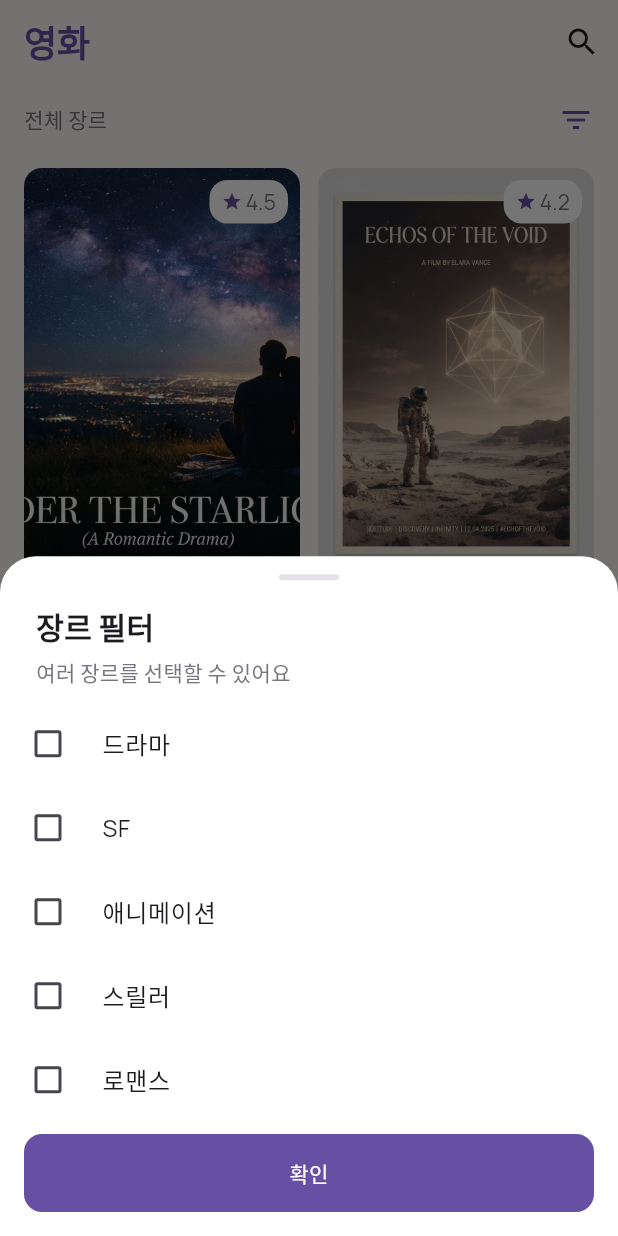
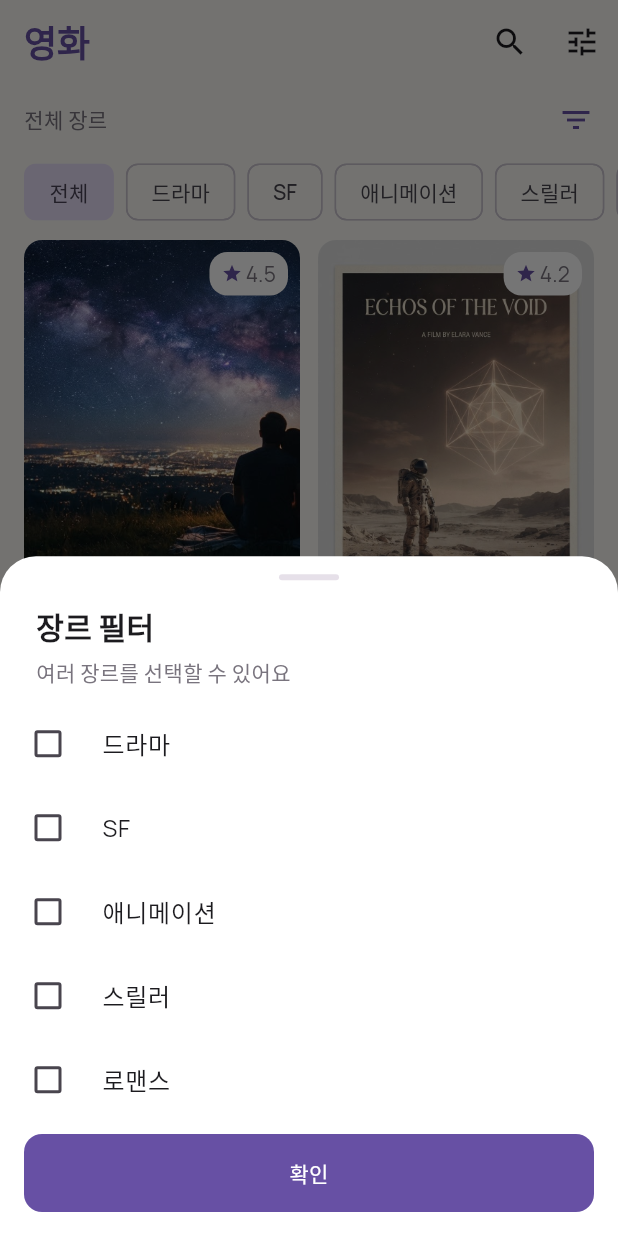
Before and after one commit to UMC-CUK-11th/PE_App, a Flutter app: the MovieListScreen screen opened by its route, after a tap on the "filter list" icon, on a phone screen of 412 x 824 dp. Run offline on Flutter 3.47's test engine with Material 3 defaults, Android fonts, the phone set to English and light mode, and no system bars; our stand-ins replace flutter_rating_bar, flutter_svg, go_router, shared_preferences; accounts and stored records are empty.

Commit message:
feat: 영화 목록 비동기 상태와 장르 Chip·새로고침 구현
Co-Authored-By: Claude Opus 5.5 <noreply@anthropic.com>
Claude-Session: https://claude.ai/code/session_01AZ5MEsk5KMJfvZwnRJEjyS

```diff
--- a/FE/lib/router/app_router.dart
+++ b/FE/lib/router/app_router.dart
@@ -2,6 +2,8 @@ import 'package:flutter/material.dart';
 import 'package:go_router/go_router.dart';
 
 import '../data/genre_filter.dart';
+import '../data/genre_preference.dart';
+import '../data/movie_service.dart';
 import '../screens/home/home_screen.dart';
 import '../screens/main/main_screen.dart';
 import '../screens/movies/movie_detail_screen.dart';
@@ -15,8 +17,13 @@ class AppRouter {
 
   static final router = createRouter();
 
-  static GoRouter createRouter({String initialLocation = '/start'}) {
+  static GoRouter createRouter({
+    String initialLocation = '/start',
+    FakeMovieService movieService = const FakeMovieService(),
+    GenrePreference? genrePreference,
+  }) {
     final rootNavigatorKey = GlobalKey<NavigatorState>();
+    final preference = genrePreference ?? SharedPrefsGenrePreference();
 
     return GoRouter(
       navigatorKey: rootNavigatorKey,
@@ -51,6 +58,8 @@ class AppRouter {
                     selectedGenres: parseGenres(
                       state.uri.queryParameters[genresQueryKey],
                     ),
+                    movieService: movieService,
+                    genrePreference: preference,
                   ),
                   routes: [
                     GoRoute(
--- /dev/null
+++ b/FE/lib/screens/movies/genre_chip_bar.dart
@@ -0,0 +1,54 @@
+import 'package:flutter/material.dart';
+
+import '../../data/movie.dart';
+
+class GenreChipBar extends StatelessWidget {
+  const GenreChipBar({
+    super.key,
+    required this.selectedGenres,
+    required this.onChanged,
+  });
+
+  final Set<String> selectedGenres;
+  final ValueChanged<Set<String>> onChanged;
+
+  void _toggle(String genre, bool selected) {
+    final next = {...selectedGenres};
+    if (selected) {
+      next.add(genre);
+    } else {
+      next.remove(genre);
+    }
+    onChanged(next);
+  }
+
+  @override
+  Widget build(BuildContext context) {
+    return SizedBox(
+      height: 48,
+      child: ListView.separated(
+        scrollDirection: Axis.horizontal,
+        padding: const EdgeInsets.symmetric(horizontal: 16),
+        itemCount: allGenres.length + 1,
+        separatorBuilder: (context, index) => const SizedBox(width: 8),
+        itemBuilder: (context, index) {
+          if (index == 0) {
+            return FilterChip(
+              label: const Text('전체'),
+              selected: selectedGenres.isEmpty,
+              showCheckmark: false,
+              onSelected: (_) => onChanged(<String>{}),
+            );
+          }
+
+          final genre = allGenres[index - 1];
+          return FilterChip(
+            label: Text(genre),
+            selected: selectedGenres.contains(genre),
+            onSelected: (selected) => _toggle(genre, selected),
+          );
+        },
+      ),
+    );
+  }
+}
--- a/FE/lib/screens/movies/movie_list_screen.dart
+++ b/FE/lib/screens/movies/movie_list_screen.dart
@@ -2,18 +2,121 @@ import 'package:flutter/material.dart';
 import 'package:go_router/go_router.dart';
 
 import '../../data/genre_filter.dart';
+import '../../data/genre_preference.dart';
+import '../../data/movie.dart';
+import '../../data/movie_service.dart';
 import '../../theme/app_colors.dart';
 import '../../theme/app_text_styles.dart';
 import '../../widgets/common_app_bar.dart';
 import '../../widgets/movie_cards.dart';
+import 'genre_chip_bar.dart';
 import 'genre_filter_sheet.dart';
+import 'movie_list_states.dart';
 
-class MovieListScreen extends StatelessWidget {
-  const MovieListScreen({super.key, required this.selectedGenres});
+class MovieListScreen extends StatefulWidget {
+  const MovieListScreen({
+    super.key,
+    required this.selectedGenres,
+    required this.movieService,
+    required this.genrePreference,
+  });
 
   final Set<String> selectedGenres;
+  final FakeMovieService movieService;
+  final GenrePreference genrePreference;
 
-  Future<void> _openFilter(BuildContext context) async {
+  @override
+  State<MovieListScreen> createState() => _MovieListScreenState();
+}
+
+class _MovieListScreenState extends State<MovieListScreen> {
+  late Future<List<Movie>> _moviesFuture;
+
+  MovieLoadMode _mode = MovieLoadMode.success;
+  bool _genresRestored = false;
+  bool _refreshing = false;
+
+  @override
+  void initState() {
+    super.initState();
+    // build가 아니라 initState에서 한 번만 Future를 만듭니다.
+    _moviesFuture = _startLoad();
+  }
+
+  // FutureBuilder가 구독하기 전에 오류로 끝나도 처리되지 않은 예외로 번지지 않게 합니다.
+  // ignore()는 빈 리스너만 붙이므로 FutureBuilder는 그대로 오류를 전달받습니다.
+  Future<List<Movie>> _startLoad() => _loadMovies()..ignore();
+
+  Future<List<Movie>> _loadMovies() async {
+    // 실패 모드는 한 번만 실패시키고 다음 시도는 성공하게 해 재시도 흐름을 확인합니다.
+    final mode = _mode;
+    if (mode == MovieLoadMode.failure) _mode = MovieLoadMode.success;
+
+    try {
+      if (_genresRestored) {
+        return await widget.movieService.fetchMovies(mode: mode);
+      }
+
+      // 영화 목록과 저장된 장르는 서로 의존하지 않으므로 함께 시작합니다.
+      final results = await Future.wait<Object>([
+        widget.movieService.fetchMovies(mode: mode),
+        widget.genrePreference.read(),
+      ]);
+      _genresRestored = true;
+
+      final loaded = results[0] as List<Movie>;
+      final savedGenres = results[1] as Set<String>;
+
+      // await 사이에 화면이 사라졌다면 context를 사용하지 않습니다.
+      if (!mounted) return loaded;
+      if (widget.selectedGenres.isEmpty && savedGenres.isNotEmpty) {
+        context.go(moviesLocation(savedGenres));
+      }
+      return loaded;
+    } on MovieLoadException catch (error, stackTrace) {
+      debugPrint('영화 로드 실패: $error');
+      debugPrintStack(stackTrace: stackTrace);
+      rethrow;
+    } finally {
+      debugPrint('영화 로드 시도 종료 (mode: ${mode.name})');
+    }
+  }
+
+  // 재시도·상태 변경처럼 작업을 다시 시작할 때만 새 Future를 만듭니다.
+  void _reload() {
+    setState(() {
+      _moviesFuture = _startLoad();
+    });
+  }
+
+  void _changeMode(MovieLoadMode mode) {
+    _mode = mode;
+    _reload();
+  }
+
+  Future<void> _refresh() async {
+    final future = _startLoad();
+    setState(() {
+      _refreshing = true;
+      _moviesFuture = future;
+    });
+
+    try {
+      await future;
+    } catch (_) {
+      // 오류 화면은 FutureBuilder가 그립니다.
+    }
+
+    if (!mounted) return;
+    setState(() => _refreshing = false);
+  }
+
+  Future<void> _applyGenres(Set<String> genres) async {
+    context.go(moviesLocation(genres));
+    await widget.genrePreference.save(genres);
+  }
+
+  Future<void> _openFilter() async {
     final result = await showModalBottomSheet<Set<String>>(
       context: context,
       useRootNavigator: true,
@@ -31,7 +134,7 @@ class MovieListScreen extends StatelessWidget {
           maxChildSize: 0.9,
           builder: (context, scrollController) {
             return GenreFilterSheet(
-              initialSelection: selectedGenres,
+              initialSelection: widget.selectedGenres,
               scrollController: scrollController,
             );
           },
@@ -39,16 +142,65 @@ class MovieListScreen extends StatelessWidget {
       },
     );
 
-    if (result == null || !context.mounted) return;
-    context.go(moviesLocation(result));
+    if (result == null || !mounted) return;
+    await _applyGenres(result);
+  }
+
+  Widget _buildBody(AsyncSnapshot<List<Movie>> snapshot) {
+    final waiting = snapshot.connectionState == ConnectionState.waiting;
+    // 당겨서 새로고침 중에는 이전 목록을 유지하고 그 외 대기 상태는 Loading을 보여 줍니다.
+    if (waiting && !(_refreshing && snapshot.hasData)) {
+      return const MovieListLoading();
+    }
+
+    if (snapshot.hasError && !waiting) {
+      return MovieListError(onRetry: _reload);
+    }
+
+    final loaded = snapshot.data ?? const <Movie>[];
+    if (loaded.isEmpty) {
+      return const MovieListEmpty(message: '불러올 영화가 없어요');
+    }
+
+    final genres = widget.selectedGenres;
+    final filtered = genres.isEmpty
+        ? loaded
+        : loaded.where((movie) => genres.contains(movie.genre)).toList();
+
+    if (filtered.isEmpty) {
+      return MovieListEmpty(
+        message: '선택한 장르의 영화가 없어요',
+        actionLabel: '전체 장르 보기',
+        onAction: () => _applyGenres(<String>{}),
+      );
+    }
+
+    return GridView.builder(
+      physics: const AlwaysScrollableScrollPhysics(),
+      padding: const EdgeInsets.fromLTRB(16, 8, 16, 24),
+      itemCount: filtered.length,
+      gridDelegate: const SliverGridDelegateWithFixedCrossAxisCount(
+        crossAxisCount: 2,
+        crossAxisSpacing: 12,
+        mainAxisSpacing: 16,
+        childAspectRatio: 0.55,
+      ),
+      itemBuilder: (context, index) {
+        final movie = filtered[index];
+        return MovieGridCard(
+          movie: movie,
+          onTap: () => context.push('/movies/${movie.id}'),
+        );
+      },
+    );
   }
 
   @override
   Widget build(BuildContext context) {
-    final filtered = filterMoviesByGenres(selectedGenres);
+    final selectedGenres = widget.selectedGenres;
     final summary = selectedGenres.isEmpty
         ? '전체 장르'
-        : '장르: ${selectedGenres.join(', ')}';
+        : '장르: ${allGenres.where(selectedGenres.contains).join(', ')}';
 
     return Scaffold(
       appBar: CommonAppBar(
@@ -58,6 +210,17 @@ class MovieListScreen extends StatelessWidget {
             tooltip: '검색',
             onPressed: () {},
             icon: const Icon(Icons.search),
+          ),
+          PopupMenuButton<MovieLoadMode>(
+            tooltip: '불러오기 상태',
+            icon: const Icon(Icons.tune),
+            initialValue: _mode,
+            onSelected: _changeMode,
+            itemBuilder: (context) => const [
+              PopupMenuItem(value: MovieLoadMode.success, child: Text('성공')),
+              PopupMenuItem(value: MovieLoadMode.empty, child: Text('빈 목록')),
+              PopupMenuItem(value: MovieLoadMode.failure, child: Text('실패')),
+            ],
           ),
         ],
       ),
@@ -72,38 +235,25 @@ class MovieListScreen extends StatelessWidget {
                 ),
                 IconButton(
                   tooltip: '장르 필터',
-                  onPressed: () => _openFilter(context),
+                  onPressed: _openFilter,
                   icon: const Icon(Icons.filter_list, color: AppColors.violet),
                 ),
               ],
             ),
           ),
+          GenreChipBar(
+            selectedGenres: selectedGenres,
+            onChanged: _applyGenres,
+          ),
           Expanded(
-            child: filtered.isEmpty
-                ? const Center(
-                    child: Text(
-                      '선택한 장르의 영화가 없어요',
-                      style: AppTextStyles.bodyMedium,
-                    ),
-                  )
-                : GridView.builder(
-                    padding: const EdgeInsets.fromLTRB(16, 8, 16, 24),
-                    itemCount: filtered.length,
-                    gridDelegate:
-                        const SliverGridDelegateWithFixedCrossAxisCount(
-                      crossAxisCount: 2,
-                      crossAxisSpacing: 12,
-                      mainAxisSpacing: 16,
-                      childAspectRatio: 0.55,
-                    ),
-                    itemBuilder: (context, index) {
-                      final movie = filtered[index];
-                      return MovieGridCard(
-                        movie: movie,
-                        onTap: () => context.push('/movies/${movie.id}'),
-                      );
-                    },
-                  ),
+            child: RefreshIndicator(
+              color: AppColors.violet,
+              onRefresh: _refresh,
+              child: FutureBuilder<List<Movie>>(
+                future: _moviesFuture,
+                builder: (context, snapshot) => _buildBody(snapshot),
+              ),
+            ),
           ),
         ],
       ),
```
Also changed, not shown: FE/lib/screens/movies/movie_list_states.dart (added, +95 -0 lines).
